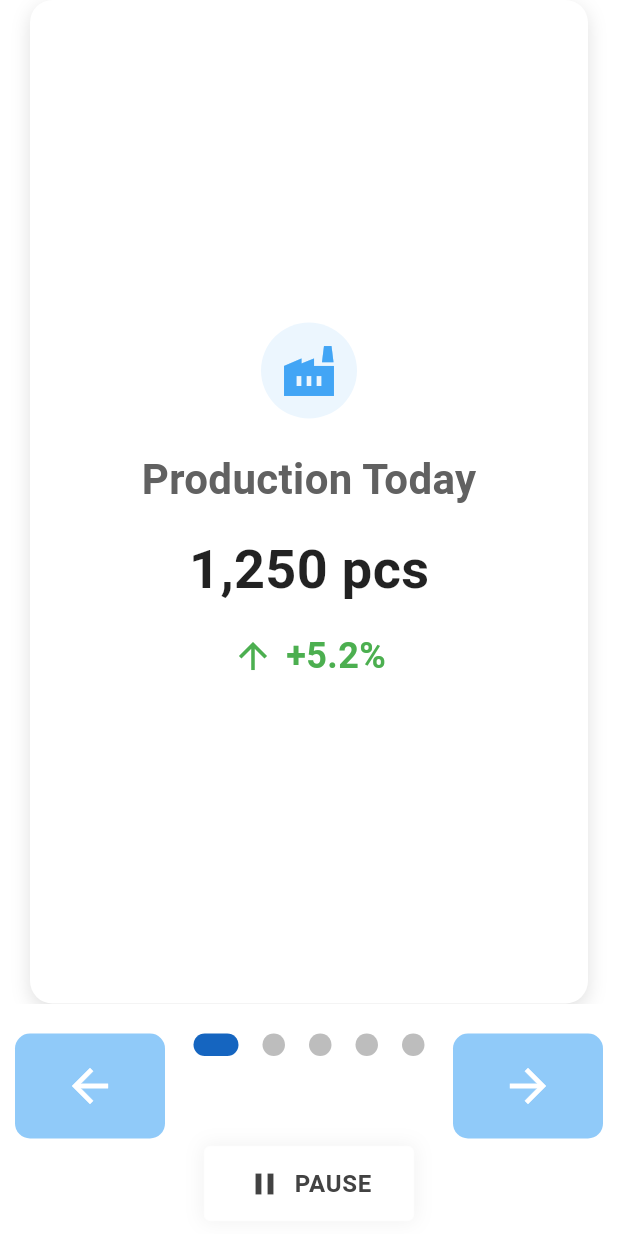
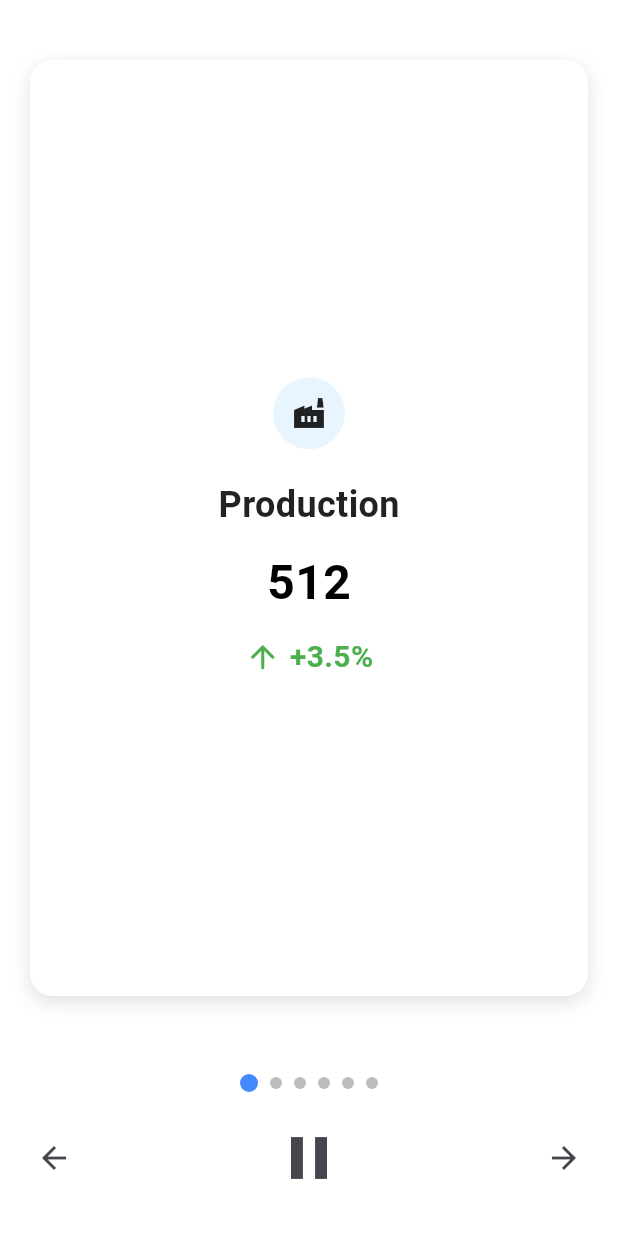
Before and after one commit to Rafid-tawhid/yunusco_tv, a Flutter app: the FactoryReportSlider screen opened directly, on a phone screen of 412 x 824 dp. Run offline on Flutter 3.47's test engine with Material 3 defaults, Android fonts, the phone set to English and light mode, and no system bars; our stand-ins replace flutter_riverpod, fluttertoast.

Commit message:
bug fixing in vehicle

```diff
--- a/lib/models/factory_report_model.dart
+++ b/lib/models/factory_report_model.dart
@@ -0,0 +1,36 @@
+// model/factory_report.dart
+import 'package:flutter/cupertino.dart';
+import 'package:flutter/material.dart';
+
+class FactoryReport {
+  final String title;
+  final String value;
+  final String change;
+  final IconData icon;
+
+  final Color color;
+
+  FactoryReport({
+    required this.title,
+    required this.value,
+    required this.change,
+    required this.color,
+    required this.icon,
+  });
+
+  factory FactoryReport.fromJson(Map<String, dynamic> json) {
+    return FactoryReport(
+      title: json['title'],
+      value: json['value'],
+      change: json['change'],
+      icon: json['icon'],
+      color: _getColorFromHex(json['color']),
+    );
+  }
+
+
+
+  static Color _getColorFromHex(String hex) {
+    return Color(int.parse(hex.replaceFirst('#', '0xff')));
+  }
+}
--- a/lib/report_slider_screen.dart
+++ b/lib/report_slider_screen.dart
@@ -1,57 +1,25 @@
+import 'dart:async';
 import 'package:flutter/material.dart';
 import 'package:flutter/services.dart';
-import 'package:focusable_control_builder/focusable_control_builder.dart';
-import 'dart:async';
+import 'package:flutter_riverpod/flutter_riverpod.dart';
+import 'package:fluttertoast/fluttertoast.dart';
+import 'package:yunusco_ppt_tv/providers/report_provider.dart';
+import 'package:yunusco_ppt_tv/services/helper_class.dart';
+import 'models/factory_report_model.dart';
 
-class FactoryReportSlider extends StatefulWidget {
+class FactoryReportSlider extends ConsumerStatefulWidget {
+  const FactoryReportSlider({Key? key}) : super(key: key);
+
   @override
-  _FactoryReportSliderState createState() => _FactoryReportSliderState();
+  ConsumerState<FactoryReportSlider> createState() => _FactoryReportSliderState();
 }
 
-class _FactoryReportSliderState extends State<FactoryReportSlider> {
+class _FactoryReportSliderState extends ConsumerState<FactoryReportSlider> {
   final PageController _pageController = PageController();
   int _currentPage = 0;
   Timer? _timer;
+  bool _isPaused = false;
   final FocusNode _mainFocusNode = FocusNode();
-  bool _isPaused = false;
-
-  final List<Map<String, dynamic>> _reports = [
-    {
-      'title': 'Production Today',
-      'value': '1,250 pcs',
-      'change': '+5.2%',
-      'icon': Icons.factory,
-      'color': Colors.blue[400],
-    },
-    {
-      'title': 'Efficiency',
-      'value': '78.5%',
-      'change': '+2.1%',
-      'icon': Icons.trending_up,
-      'color': Colors.green[400],
-    },
-    {
-      'title': 'Defect Rate',
-      'value': '2.4%',
-      'change': '-0.8%',
-      'icon': Icons.qr_code,
-      'color': Colors.orange[400],
-    },
-    {
-      'title': 'Line Utilization',
-      'value': '85%',
-      'change': '±0%',
-      'icon': Icons.show_chart,
-      'color': Colors.purple[400],
-    },
-    {
-      'title': 'On-Time Delivery',
-      'value': '92%',
-      'change': '+3.5%',
-      'icon': Icons.delivery_dining,
-      'color': Colors.teal[400],
-    },
-  ];
 
   @override
   void initState() {
@@ -71,14 +39,48 @@ class _FactoryReportSliderState extends State<FactoryReportSlider> {
   }
 
   void _startAutoScroll() {
-    _timer = Timer.periodic(Duration(seconds: 5), (Timer timer) {
-      if (!_isPaused) {
-        _goToNextPage();
-      }
+    _timer = Timer.periodic(const Duration(seconds: 5), (_) {
+      if (!_isPaused) _goToNextPage();
     });
   }
 
+  void _goToNextPage() {
+    final reports = _getReports();
+    if (reports.isEmpty) return;
+
+    setState(() {
+      _currentPage = (_currentPage + 1) % reports.length;
+    });
+    _pageController.animateToPage(
+      _currentPage,
+      duration: const Duration(milliseconds: 500),
+      curve: Curves.easeInOut,
+    );
+    HapticFeedback.selectionClick();
+  }
+
+  void _goToPreviousPage() {
+    final reports = _getReports();
+    if (reports.isEmpty) return;
+
+    setState(() {
+      _currentPage = (_currentPage - 1 + reports.length) % reports.length;
+    });
+    _pageController.animateToPage(
+      _currentPage,
+      duration: const Duration(milliseconds: 500),
+      curve: Curves.easeInOut,
+    );
+    HapticFeedback.selectionClick();
+  }
+
   void _togglePause() {
+    if(_isPaused){
+      HelperClass.showMessage(message: 'Play',size: 20);
+    }
+    else {
+      HelperClass.showMessage(message: 'Pause',size: 20);
+    }
     setState(() {
       _isPaused = !_isPaused;
     });
@@ -91,289 +93,178 @@ class _FactoryReportSliderState extends State<FactoryReportSlider> {
         _goToNextPage();
       } else if (event.logicalKey == LogicalKeyboardKey.arrowLeft) {
         _goToPreviousPage();
-      } else if (event.logicalKey == LogicalKeyboardKey.select ||
-          event.logicalKey == LogicalKeyboardKey.enter) {
+      } else if (event.logicalKey == LogicalKeyboardKey.enter ||
+          event.logicalKey == LogicalKeyboardKey.select) {
         _togglePause();
       }
     }
   }
 
-  void _goToNextPage() {
-    if (_currentPage < _reports.length - 1) {
-      _currentPage++;
-    } else {
-      _currentPage = 0;
-    }
-    _pageController.animateToPage(
-      _currentPage,
-      duration: Duration(milliseconds: 500),
-      curve: Curves.easeInOut,
+  List<FactoryReport> _getReports() {
+    final asyncValue = ref.watch(reportListProvider);
+    return asyncValue.maybeWhen(
+      data: (data) => data,
+      orElse: () => [],
     );
-    HapticFeedback.selectionClick();
   }
 
-  void _goToPreviousPage() {
-    if (_currentPage > 0) {
-      _currentPage--;
-    } else {
-      _currentPage = _reports.length - 1;
-    }
-    _pageController.animateToPage(
-      _currentPage,
-      duration: Duration(milliseconds: 500),
-      curve: Curves.easeInOut,
-    );
-    HapticFeedback.selectionClick();
-  }
-
-  Widget _buildReportCard(Map<String, dynamic> report) {
-    return Stack(
-      children: [
-        Container(
-          margin: EdgeInsets.symmetric(horizontal: 20),
+  Widget _buildReportCard(FactoryReport report) {
+    return Container(
+      margin: const EdgeInsets.symmetric(horizontal: 20, vertical: 40),
       decoration: BoxDecoration(
         borderRadius: BorderRadius.circular(15),
         color: Colors.white,
-            boxShadow: [
-              BoxShadow(
-                color: Colors.black12,
-                blurRadius: 10,
-                offset: Offset(0, 4),
-              ),
+        boxShadow: const [
+          BoxShadow(color: Colors.black12, blurRadius: 10, offset: Offset(0, 4))
         ],
       ),
       child: Column(
         mainAxisAlignment: MainAxisAlignment.center,
         children: [
           Container(
-                padding: EdgeInsets.all(12),
+            padding: const EdgeInsets.all(12),
             decoration: BoxDecoration(
-                  color: report['color']!.withOpacity(0.1),
+              color: report.color.withOpacity(0.1),
               shape: BoxShape.circle,
             ),
-                child: Icon(report['icon'], color: report['color'], size: 40),
+            child: Icon(report.icon),
           ),
-              SizedBox(height: 20),
+          const SizedBox(height: 20),
           Text(
-                report['title'],
-                style: TextStyle(
-                  fontSize: 28,
+            report.title,
+            style: const TextStyle(
+              fontSize: 24,
               fontWeight: FontWeight.w600,
-                  color: Colors.grey[700],
-                ),
-              ),
-              SizedBox(height: 15),
-              Text(
-                report['value'],
-                style: TextStyle(
-                  fontSize: 36,
-                  fontWeight: FontWeight.bold,
               color: Colors.black87,
             ),
           ),
-              SizedBox(height: 15),
+          const SizedBox(height: 12),
+          Text(
+            report.value,
+            style: const TextStyle(
+              fontSize: 32,
+              fontWeight: FontWeight.bold,
+              color: Colors.black,
+            ),
+          ),
+          const SizedBox(height: 12),
           Row(
             mainAxisAlignment: MainAxisAlignment.center,
             children: [
               Icon(
-                    report['change'].startsWith('+')
+                report.change.startsWith('+')
                     ? Icons.arrow_upward
-                        : report['change'].startsWith('-')
+                    : report.change.startsWith('-')
                     ? Icons.arrow_downward
                     : Icons.remove,
-                    color: report['change'].startsWith('+')
+                color: report.change.startsWith('+')
                     ? Colors.green
-                        : report['change'].startsWith('-')
+                    : report.change.startsWith('-')
                     ? Colors.red
                     : Colors.grey,
-                    size: 28,
+                size: 24,
               ),
-                  SizedBox(width: 8),
+              const SizedBox(width: 6),
               Text(
-                    report['change'],
+                report.change,
                 style: TextStyle(
-                      fontSize: 24,
-                      color: report['change'].startsWith('+')
+                  fontSize: 20,
+                  fontWeight: FontWeight.w600,
+                  color: report.change.startsWith('+')
                       ? Colors.green
-                          : report['change'].startsWith('-')
+                      : report.change.startsWith('-')
                       ? Colors.red
                       : Colors.grey,
-                      fontWeight: FontWeight.w600,
                 ),
               ),
             ],
           ),
         ],
       ),
-        ),
-      ],
     );
   }
 
   @override
   Widget build(BuildContext context) {
+    final reportsAsync = ref.watch(reportListProvider);
+
     return RawKeyboardListener(
       focusNode: _mainFocusNode,
       onKey: _handleKeyEvent,
       child: Scaffold(
         backgroundColor: Colors.white,
         body: SafeArea(
-          child: Center(
-            child: Column(
-              mainAxisAlignment: MainAxisAlignment.center,
+          child: reportsAsync.when(
+            loading: () => const Center(child: CircularProgressIndicator()),
+            error: (e, _) => Center(child: Text('Error: $e')),
+            data: (reports) {
+              if (reports.isEmpty) {
+                return const Center(child: Text('No report data available'));
+              }
+
+              return Column(
                 children: [
                   Expanded(
-                  //  height: MediaQuery.of(context).size.height * 0.6,
                     child: PageView.builder(
                       controller: _pageController,
-                    itemCount: _reports.length,
-                    onPageChanged: (int page) {
-                      setState(() => _currentPage = page);
+                      itemCount: reports.length,
+                      onPageChanged: (index) {
+                        setState(() => _currentPage = index);
                       },
                       itemBuilder: (context, index) {
-                      return _buildReportCard(_reports[index]);
+                        return _buildReportCard(reports[index]);
                       },
                     ),
                   ),
-                SizedBox(height: 20),
+                  const SizedBox(height: 12),
+                  // Indicator Dots
                   Row(
                     mainAxisAlignment: MainAxisAlignment.center,
-                  crossAxisAlignment: CrossAxisAlignment.start,
-                  children: [
-                    SizedBox(width: 10),
-                    FocusableControlBuilder(
-                      onPressed: _goToPreviousPage,
-                      builder: (context, control) {
-                        return Container(
-                          width: 100,
-                          height: 70,
-                          decoration: BoxDecoration(
-                            color: control.isFocused ? Colors.blue[800] : Colors.blue[200],
-                            borderRadius: BorderRadius.circular(10),
-                            border: control.isFocused
-                                ? Border.all(color: Colors.white, width: 3)
-                                : null,
-                          ),
-                          child: Icon(
-                            Icons.arrow_back,
-                            size: 36,
-                            color: Colors.white,
-                          ),
-                        );
-                      },
-                    ),
-                    SizedBox(width: 10),
-                    Expanded(
-                      child: Column(
-                        crossAxisAlignment: CrossAxisAlignment.center,
-                        children: [
-                          Row(
-                            mainAxisAlignment: MainAxisAlignment.center,
-                            children: List.generate(_reports.length, (index) {
-                              return Container(
-                                width: _currentPage == index ? 30 : 15,
-                                height: 15,
-                                margin: EdgeInsets.symmetric(horizontal: 8),
+                    children: List.generate(
+                      reports.length,
+                          (index) => Container(
+                        margin: const EdgeInsets.symmetric(horizontal: 4),
+                        width: _currentPage == index ? 12 : 8,
+                        height: _currentPage == index ? 12 : 8,
                         decoration: BoxDecoration(
                           color: _currentPage == index
-                                      ? Colors.blue[800]
+                              ? Colors.blueAccent
                               : Colors.grey[400],
-                                  borderRadius: BorderRadius.circular(8),
-                                ),
-                              );
-                            }),
-                          ),
-                          SizedBox(height: 60),
-                          FocusableControlBuilder(
-                            onPressed: _togglePause,
-                            builder: (context, control) {
-                              return AnimatedContainer(
-                                duration: Duration(milliseconds: 200),
-                                width: 140,
-                                height: 50,
-                                decoration: BoxDecoration(
-                                  color: control.isFocused ? Colors.grey[200] : Colors.white,
-                                  borderRadius: BorderRadius.circular(4),
-                                  border: Border.all(
-                                    color: Colors.white,
-                                    width: .5,
-                                  ),
-                                  boxShadow: [
-                                    BoxShadow(
-                                      color: Colors.black.withOpacity(0.05),
-                                      blurRadius: 10,
-                                      spreadRadius: 1,
-                                    ),
-                                  ],
-                                ),
-                                child: Row(
-                                  mainAxisAlignment: MainAxisAlignment.center,
-                                  children: [
-                                    AnimatedSwitcher(
-                                      duration: Duration(milliseconds: 150),
-                                      transitionBuilder: (child, animation) {
-                                        return FadeTransition(
-                                          opacity: animation,
-                                          child: child,
-                                        );
-                                      },
-                                      child: Icon(
-                                        _isPaused ? Icons.play_arrow : Icons.pause,
-                                        key: ValueKey<bool>(_isPaused),
-                                        size: 24,
-                                        color:_isPaused?Colors.red: Colors.grey[800],
-                                      ),
-                                    ),
-                                    SizedBox(width: 8),
-                                    AnimatedSwitcher(
-                                      duration: Duration(milliseconds: 150),
-                                      child: Text(
-                                        _isPaused ? 'RESUME' : 'PAUSE',
-                                        key: ValueKey<bool>(_isPaused),
-                                        style: TextStyle(
-                                          fontSize: 16,
-                                          color: Colors.grey[800],
-                                          fontWeight: FontWeight.w600,
-                                          letterSpacing: 0.5,
+                          shape: BoxShape.circle,
                         ),
                       ),
                     ),
+                  ),
+                  const SizedBox(height: 12),
+                  // Control Buttons
+                  Row(
+                    mainAxisAlignment: MainAxisAlignment.center,
+                    children: [
+                      SizedBox(width: 12,),
+                      IconButton(
+                        onPressed: _goToPreviousPage,
+                        icon: const Icon(Icons.arrow_back,size: 24,),
+                        tooltip: 'Previous',
+                      ),
+                      Expanded(
+                        child: IconButton(
+                          onPressed: _togglePause,
+                          icon: Icon(_isPaused ? Icons.play_arrow : Icons.pause,size: 48,),
+                          tooltip: _isPaused ? 'Resume' : 'Pause',
+                        ),
+                      ),
+                      IconButton(
+                        onPressed: _goToNextPage,
+                        icon: const Icon(Icons.arrow_forward,size: 24,),
+                        tooltip: 'Next',
+                      ),
+                      SizedBox(width: 12,),
                     ],
                   ),
+                  const SizedBox(height: 20),
+                ],
               );
             },
-                          ),
-                        ],
-                      ),
-                    ),
-                    SizedBox(width: 10),
-                    FocusableControlBuilder(
-                      onPressed: _goToNextPage,
-                      builder: (context, control) {
-                        return Container(
-                          width: 100,
-                          height: 70,
-                          decoration: BoxDecoration(
-                            color: control.isFocused ? Colors.blue[800] : Colors.blue[200],
-                            borderRadius: BorderRadius.circular(10),
-                            border: control.isFocused
-                                ? Border.all(color: Colors.white, width: 3)
-                                : null,
-                          ),
-                          child: Icon(
-                            Icons.arrow_forward,
-                            size: 36,
-                            color: Colors.white,
-                          ),
-                        );
-                      },
-                    ),
-                    SizedBox(width: 10),
-                  ],
-                ),
-                SizedBox(height: 10),
-              ],
-            ),
           ),
         ),
       ),
```
Also changed, not shown: lib/main.dart (+5 -3 lines), lib/providers/report_provider.dart (+17 -0 lines), lib/repositories/report_repository.dart (+12 -0 lines), lib/services/helper_class.dart (+17 -0 lines), lib/services/report_service.dart (+74 -0 lines). Lines whose indentation alone changed are shown as unchanged.
